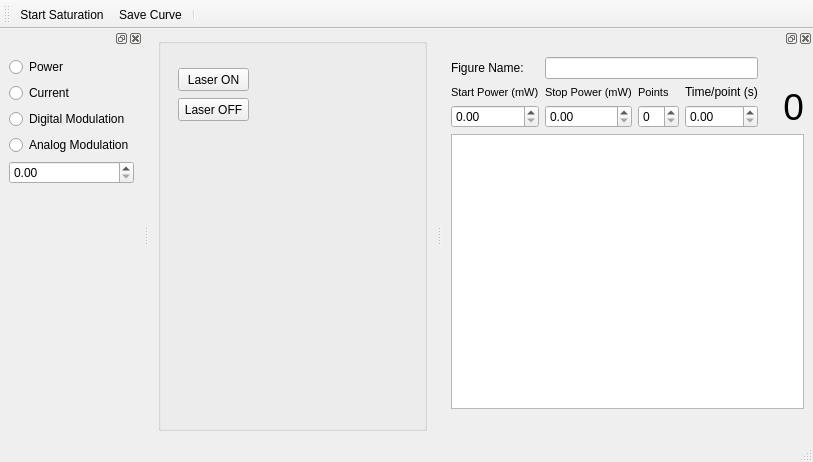
First picture: the form in gui/laser/ui_laser.ui, repository sriharijayaram5/qudi, before the edit.
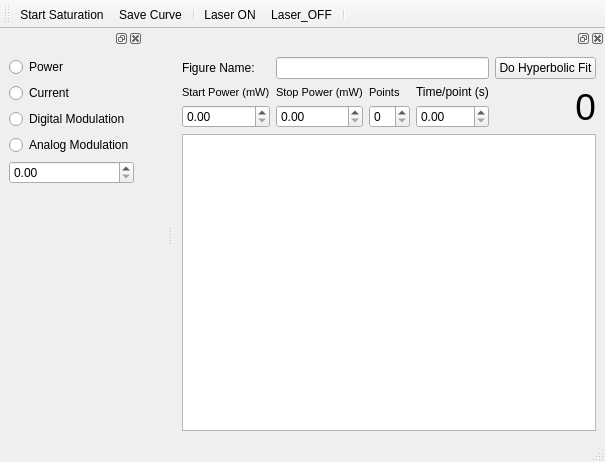
Second picture: the form after the edit. Icons and pictures are not drawn. Custom widgets are drawn as their Qt base class.

Commit message: Removed Laser buttons from Central Widget and created actions. Corrected the sizing issue of the DockWidgets and where they can be docked. Added a Do Fit button.

Patch:
```diff
--- a/gui/laser/ui_laser.ui
+++ b/gui/laser/ui_laser.ui
@@ -6,7 +6,7 @@
    <rect>
     <x>0</x>
     <y>0</y>
-    <width>813</width>
+    <width>583</width>
     <height>462</height>
    </rect>
   </property>
@@ -23,69 +23,29 @@
      <verstretch>0</verstretch>
     </sizepolicy>
    </property>
-   <layout class="QGridLayout" name="gridLayout">
-    <item row="0" column="0">
-     <widget class="QGroupBox" name="groupBox">
-      <property name="enabled">
-       <bool>true</bool>
-      </property>
-      <property name="sizePolicy">
-       <sizepolicy hsizetype="Minimum" vsizetype="Preferred">
-        <horstretch>0</horstretch>
-        <verstretch>0</verstretch>
-       </sizepolicy>
-      </property>
-      <property name="title">
-       <string/>
-      </property>
-      <widget class="QPushButton" name="LaserButtonON">
-       <property name="enabled">
-        <bool>true</bool>
-       </property>
-       <property name="geometry">
-        <rect>
-         <x>20</x>
-         <y>30</y>
-         <width>71</width>
-         <height>23</height>
-        </rect>
-       </property>
-       <property name="text">
-        <string>Laser ON</string>
-       </property>
-      </widget>
-      <widget class="QPushButton" name="LaserButtonOFF">
-       <property name="enabled">
-        <bool>true</bool>
-       </property>
-       <property name="geometry">
-        <rect>
-         <x>20</x>
-         <y>60</y>
-         <width>71</width>
-         <height>23</height>
-        </rect>
-       </property>
-       <property name="text">
-        <string>Laser OFF</string>
-       </property>
-      </widget>
-     </widget>
-    </item>
-   </layout>
+   <layout class="QGridLayout" name="gridLayout"/>
   </widget>
   <widget class="QStatusBar" name="statusbar"/>
   <widget class="QDockWidget" name="dockWidget">
    <property name="sizePolicy">
-    <sizepolicy hsizetype="Minimum" vsizetype="Preferred">
+    <sizepolicy hsizetype="Ignored" vsizetype="Preferred">
      <horstretch>0</horstretch>
      <verstretch>0</verstretch>
     </sizepolicy>
    </property>
+   <property name="allowedAreas">
+    <set>Qt::AllDockWidgetAreas</set>
+   </property>
    <attribute name="dockWidgetArea">
     <number>1</number>
    </attribute>
    <widget class="QWidget" name="dockWidgetContents">
+    <property name="sizePolicy">
+     <sizepolicy hsizetype="Fixed" vsizetype="Preferred">
+      <horstretch>0</horstretch>
+      <verstretch>0</verstretch>
+     </sizepolicy>
+    </property>
     <layout class="QGridLayout" name="gridLayout_3">
      <item row="2" column="0">
       <widget class="QRadioButton" name="digModulationRadioButton">
@@ -148,29 +108,38 @@
   </widget>
   <widget class="QDockWidget" name="saturation_Curve_DockWidget">
    <property name="sizePolicy">
-    <sizepolicy hsizetype="Maximum" vsizetype="Preferred">
+    <sizepolicy hsizetype="Expanding" vsizetype="Preferred">
      <horstretch>0</horstretch>
      <verstretch>0</verstretch>
     </sizepolicy>
    </property>
-   <property name="maximumSize">
-    <size>
-     <width>444</width>
-     <height>389</height>
-    </size>
+   <property name="allowedAreas">
+    <set>Qt::AllDockWidgetAreas</set>
    </property>
    <attribute name="dockWidgetArea">
     <number>2</number>
    </attribute>
    <widget class="QWidget" name="dockWidgetContents_2">
+    <property name="sizePolicy">
+     <sizepolicy hsizetype="Preferred" vsizetype="Preferred">
+      <horstretch>0</horstretch>
+      <verstretch>0</verstretch>
+     </sizepolicy>
+    </property>
     <layout class="QGridLayout" name="gridLayout_2">
+     <property name="sizeConstraint">
+      <enum>QLayout::SetMaximumSize</enum>
+     </property>
+     <item row="4" column="2">
+      <widget class="QSpinBox" name="numPointsSpinBox"/>
+     </item>
      <item row="1" column="1" colspan="3">
       <widget class="QLineEdit" name="save_tag_LineEdit"/>
      </item>
-     <item row="5" column="0" colspan="8">
+     <item row="5" column="0" colspan="7">
       <widget class="PlotWidget" name="saturation_Curve_PlotWidget"/>
      </item>
-     <item row="3" column="5" rowspan="2" colspan="3">
+     <item row="3" column="5" rowspan="2" colspan="2">
       <widget class="QLabel" name="saturation_Curve_Label">
        <property name="sizePolicy">
         <sizepolicy hsizetype="Expanding" vsizetype="Preferred">
@@ -191,37 +160,6 @@
        </property>
       </widget>
      </item>
-     <item row="4" column="2">
-      <widget class="QSpinBox" name="numPointsSpinBox"/>
-     </item>
-     <item row="3" column="0">
-      <widget class="QLabel" name="startPowerLabel">
-       <property name="font">
-        <font>
-         <pointsize>8</pointsize>
-        </font>
-       </property>
-       <property name="text">
-        <string>Start Power (mW)</string>
-       </property>
-      </widget>
-     </item>
-     <item row="4" column="0">
-      <widget class="ScienDSpinBox" name="startPowerDoubleSpinBox"/>
-     </item>
-     <item row="1" column="4" colspan="4">
-      <spacer name="horizontalSpacer">
-       <property name="orientation">
-        <enum>Qt::Horizontal</enum>
-       </property>
-       <property name="sizeHint" stdset="0">
-        <size>
-         <width>40</width>
-         <height>20</height>
-        </size>
-       </property>
-      </spacer>
-     </item>
      <item row="3" column="1">
       <widget class="QLabel" name="StopPowerLabel">
        <property name="font">
@@ -246,6 +184,24 @@
        </property>
       </widget>
      </item>
+     <item row="3" column="0">
+      <widget class="QLabel" name="startPowerLabel">
+       <property name="font">
+        <font>
+         <pointsize>8</pointsize>
+        </font>
+       </property>
+       <property name="text">
+        <string>Start Power (mW)</string>
+       </property>
+      </widget>
+     </item>
+     <item row="4" column="0">
+      <widget class="ScienDSpinBox" name="startPowerDoubleSpinBox"/>
+     </item>
+     <item row="4" column="3">
+      <widget class="ScienDSpinBox" name="timeDoubleSpinBox"/>
+     </item>
      <item row="3" column="3">
       <widget class="QLabel" name="TimeperpointLabel">
        <property name="text">
@@ -253,9 +209,6 @@
        </property>
       </widget>
      </item>
-     <item row="4" column="3">
-      <widget class="ScienDSpinBox" name="timeDoubleSpinBox"/>
-     </item>
      <item row="4" column="1">
       <widget class="ScienDSpinBox" name="stopPowerDoubleSpinBox"/>
      </item>
@@ -266,6 +219,13 @@
        </property>
       </widget>
      </item>
+     <item row="1" column="4" colspan="3">
+      <widget class="QPushButton" name="dofit_Button">
+       <property name="text">
+        <string>Do Hyperbolic Fit</string>
+       </property>
+      </widget>
+     </item>
     </layout>
    </widget>
   </widget>
@@ -274,7 +234,7 @@
     <rect>
      <x>0</x>
      <y>0</y>
-     <width>813</width>
+     <width>583</width>
      <height>21</height>
     </rect>
    </property>
@@ -283,6 +243,9 @@
    <property name="windowTitle">
     <string>toolBar</string>
    </property>
+   <property name="toolButtonStyle">
+    <enum>Qt::ToolButtonTextUnderIcon</enum>
+   </property>
    <attribute name="toolBarArea">
     <enum>TopToolBarArea</enum>
    </attribute>
@@ -292,6 +255,9 @@
    <addaction name="start_saturation_Action"/>
    <addaction name="save_curve_Action"/>
    <addaction name="separator"/>
+   <addaction name="laser_ON_Action"/>
+   <addaction name="laser_OFF_Action"/>
+   <addaction name="separator"/>
   </widget>
   <action name="start_saturation_Action">
    <property name="checkable">
@@ -324,6 +290,33 @@
     <string>Save curve to file</string>
    </property>
   </action>
+  <action name="laser_ON_Action">
+   <property name="checkable">
+    <bool>true</bool>
+   </property>
+   <property name="icon">
+    <iconset>
+     <normaloff>../../../qnami-qudi/artwork/icons/oxygen/22x22/media-playback-start.png</normaloff>../../../qnami-qudi/artwork/icons/oxygen/22x22/media-playback-start.png</iconset>
+   </property>
+   <property name="text">
+    <string>Laser ON</string>
+   </property>
+  </action>
+  <action name="laser_OFF_Action">
+   <property name="checkable">
+    <bool>true</bool>
+   </property>
+   <property name="icon">
+    <iconset>
+     <normaloff>../../../qnami-qudi/artwork/icons/oxygen/22x22/media-playback-stop.png</normaloff>../../../qnami-qudi/artwork/icons/oxygen/22x22/media-playback-stop.png</iconset>
+   </property>
+   <property name="text">
+    <string>Laser_OFF</string>
+   </property>
+   <property name="toolTip">
+    <string>Laser OFF</string>
+   </property>
+  </action>
  </widget>
  <customwidgets>
   <customwidget>
```
